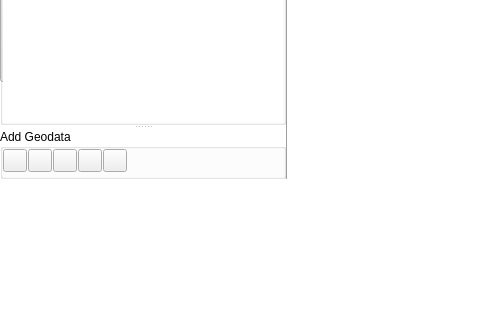
This is kadas/app/ui/kadaswindowbase.ui in kadas-albireo/kadas-albireo2 as Qt 5 draws it before an edit; both pictures show x 0 to 480 and y 170 to 490 of the 1024 by 768 pixel window. The edited form follows.
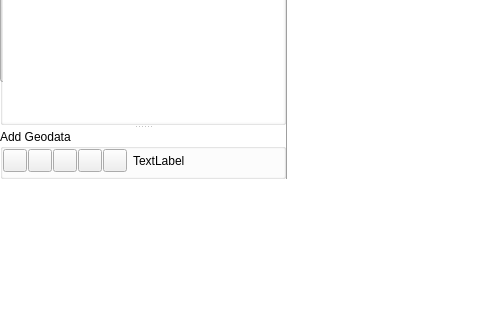
This is the edited form. Icons and pictures are not drawn. Custom widgets are drawn as their Qt base class.

Diff of the .ui file:
```diff
--- a/kadas/app/ui/kadaswindowbase.ui
+++ b/kadas/app/ui/kadaswindowbase.ui
@@ -463,6 +463,29 @@
                  </property>
                 </widget>
                </item>
+               <item>
+                <spacer name="horizontalSpacer_2">
+                 <property name="orientation">
+                  <enum>Qt::Horizontal</enum>
+                 </property>
+                 <property name="sizeType">
+                  <enum>QSizePolicy::Fixed</enum>
+                 </property>
+                 <property name="sizeHint" stdset="0">
+                  <size>
+                   <width>5</width>
+                   <height>20</height>
+                  </size>
+                 </property>
+                </spacer>
+               </item>
+               <item>
+                <widget class="QLabel" name="mLabelUsername">
+                 <property name="text">
+                  <string>TextLabel</string>
+                 </property>
+                </widget>
+               </item>
                <item>
                 <spacer name="horizontalSpacer">
                  <property name="orientation">
```
